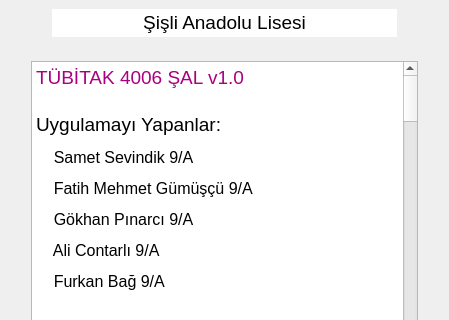
Old version of the form formlar/okul.ui in the repository Sisli-Anadolu-Lisesi-Yazilim-Grubu/tubitak-sal-android; both pictures show x 0 to 449 and y 0 to 320 of the 449 by 495 pixel window.
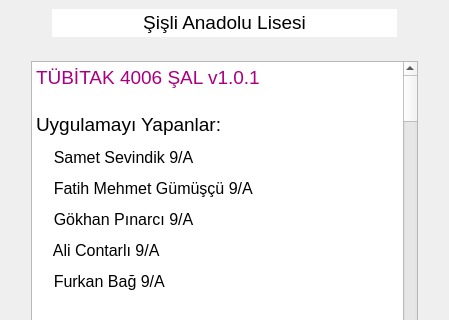
New version of the form. Icons and pictures are not drawn.

Commit message: Versiyon no düzeltildi...

```diff
--- a/formlar/okul.ui
+++ b/formlar/okul.ui
@@ -128,7 +128,7 @@
 &lt;html&gt;&lt;head&gt;&lt;meta name=&quot;qrichtext&quot; content=&quot;1&quot; /&gt;&lt;style type=&quot;text/css&quot;&gt;
 p, li { white-space: pre-wrap; }
 &lt;/style&gt;&lt;/head&gt;&lt;body style=&quot; font-family:'MS Shell Dlg 2'; font-size:8.25pt; font-weight:400; font-style:normal;&quot;&gt;
-&lt;p style=&quot; margin-top:0px; margin-bottom:0px; margin-left:0px; margin-right:0px; -qt-block-indent:0; text-indent:0px;&quot;&gt;&lt;span style=&quot; font-size:14pt; color:#aa007f;&quot;&gt;TÜBİTAK 4006 ŞAL v1.0&lt;/span&gt;&lt;span style=&quot; font-size:12pt;&quot;&gt;&lt;br /&gt;&lt;/span&gt;&lt;/p&gt;
+&lt;p style=&quot; margin-top:0px; margin-bottom:0px; margin-left:0px; margin-right:0px; -qt-block-indent:0; text-indent:0px;&quot;&gt;&lt;span style=&quot; font-size:14pt; color:#aa007f;&quot;&gt;TÜBİTAK 4006 ŞAL v1.0.1&lt;/span&gt;&lt;span style=&quot; font-size:12pt;&quot;&gt;&lt;br /&gt;&lt;/span&gt;&lt;/p&gt;
 &lt;p style=&quot; margin-top:12px; margin-bottom:12px; margin-left:0px; margin-right:0px; -qt-block-indent:0; text-indent:0px;&quot;&gt;&lt;span style=&quot; font-size:14pt;&quot;&gt;Uygulamayı Yapanlar:&lt;/span&gt;&lt;/p&gt;
 &lt;p style=&quot; margin-top:12px; margin-bottom:12px; margin-left:0px; margin-right:0px; -qt-block-indent:0; text-indent:0px;&quot;&gt;&lt;span style=&quot; font-size:12pt;&quot;&gt;    Samet Sevindik 9/A&lt;/span&gt;&lt;/p&gt;
 &lt;p style=&quot; margin-top:12px; margin-bottom:12px; margin-left:0px; margin-right:0px; -qt-block-indent:0; text-indent:0px;&quot;&gt;&lt;span style=&quot; font-size:12pt;&quot;&gt;    Fatih Mehmet Gümüşçü 9/A&lt;/span&gt;&lt;/p&gt;
```
